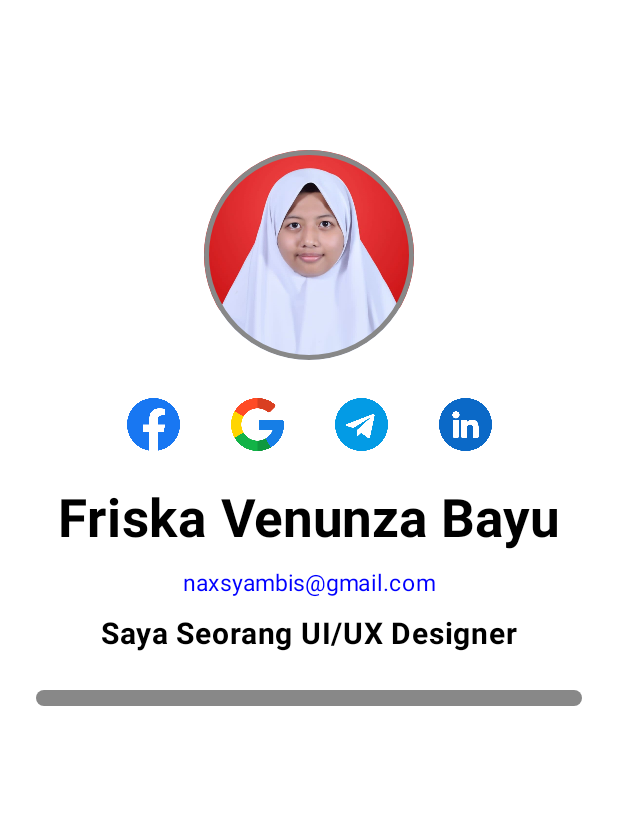
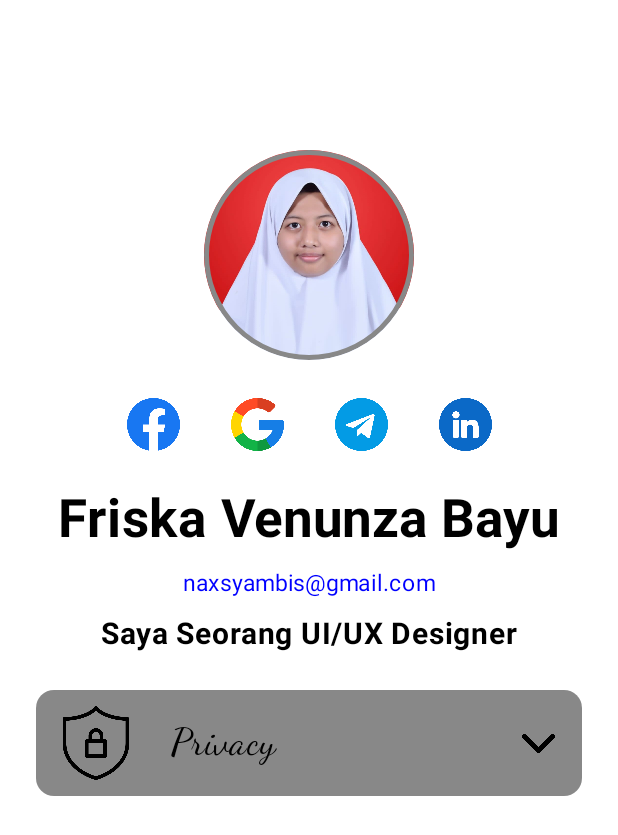
Before and after one commit to naxsyambis/QuestAdvanceLayout_163, an Android app built with Jetpack Compose: the screen it shows after launch (MainActivity), on a phone screen of 412 x 824 dp. Shown: the top 835 px of the screen. Run offline under Robolectric (Android 15) with nearby library versions, the phone set to English and light mode, and no system bars.

Commit message:
Membuat card yang berisi icon privacy dan dropdown yang telah dimasukkan kedalam aset drawable dan string

```diff
--- a/app/src/main/java/com/example/questadvancelayout_163/Profil.kt
+++ b/app/src/main/java/com/example/questadvancelayout_163/Profil.kt
@@ -1,5 +1,6 @@
 package com.example.questadvancelayout_163
 
+import android.R.attr.font
 import androidx.compose.foundation.Image
 import androidx.compose.foundation.background
 import androidx.compose.foundation.border
@@ -13,6 +14,7 @@ import androidx.compose.foundation.layout.fillMaxWidth
 import androidx.compose.foundation.layout.height
 import androidx.compose.foundation.layout.padding
 import androidx.compose.foundation.layout.size
+import androidx.compose.foundation.layout.width
 import androidx.compose.foundation.shape.CircleShape
 import androidx.compose.material3.Card
 import androidx.compose.material3.CardDefaults
@@ -25,6 +27,7 @@ import androidx.compose.ui.graphics.Color
 import androidx.compose.ui.layout.ContentScale
 import androidx.compose.ui.res.painterResource
 import androidx.compose.ui.res.stringResource
+import androidx.compose.ui.text.font.FontFamily
 import androidx.compose.ui.text.font.FontWeight
 import androidx.compose.ui.unit.dp
 import androidx.compose.ui.unit.sp
@@ -125,10 +128,37 @@ fun Profil(modifier: Modifier = Modifier) {
                     Row(
                         verticalAlignment = Alignment.CenterVertically
                     ){
+                        val gambar = painterResource(id = R.drawable.privacy)
+                        Image(
+                            painter = gambar,
+                            contentDescription = null,
+                            modifier = Modifier
+                                .size(60.dp)
+                                .padding(all = 5.dp)
+                        )
 
+                        Spacer(modifier = Modifier.width(20.dp))
+
+                        Text(
+                            text = stringResource(id = R.string.privacy),
+                            fontSize = 25.sp,
+                            fontFamily = FontFamily.Cursive,
+                            color = Color.Black
+                        )
                     }
+
+                    val iconDropdown = painterResource(id = R.drawable.dropdown)
+                    Image(
+                        painter = iconDropdown,
+                        contentDescription = "Dropdown Icon",
+                        modifier = Modifier
+                            .size(30.dp)
+                            .padding(end = 8.dp)
+                    )
                 }
             }
+
+            Spacer(modifier = Modifier.height(25.dp))
         }
     }
 }
--- a/app/src/main/res/values/strings.xml
+++ b/app/src/main/res/values/strings.xml
@@ -7,4 +7,5 @@
     <string name="copy">Copyright, 2025</string>
     <string name="email">naxsyambis@gmail.com</string>
     <string name="pekerjaan">Saya Seorang UI/UX Designer</string>
+    <string name="privacy">Privacy</string>
 </resources>
```
Also changed, not shown: app/src/main/res/drawable/dropdown.png (added), app/src/main/res/drawable/privacy.png (added).
